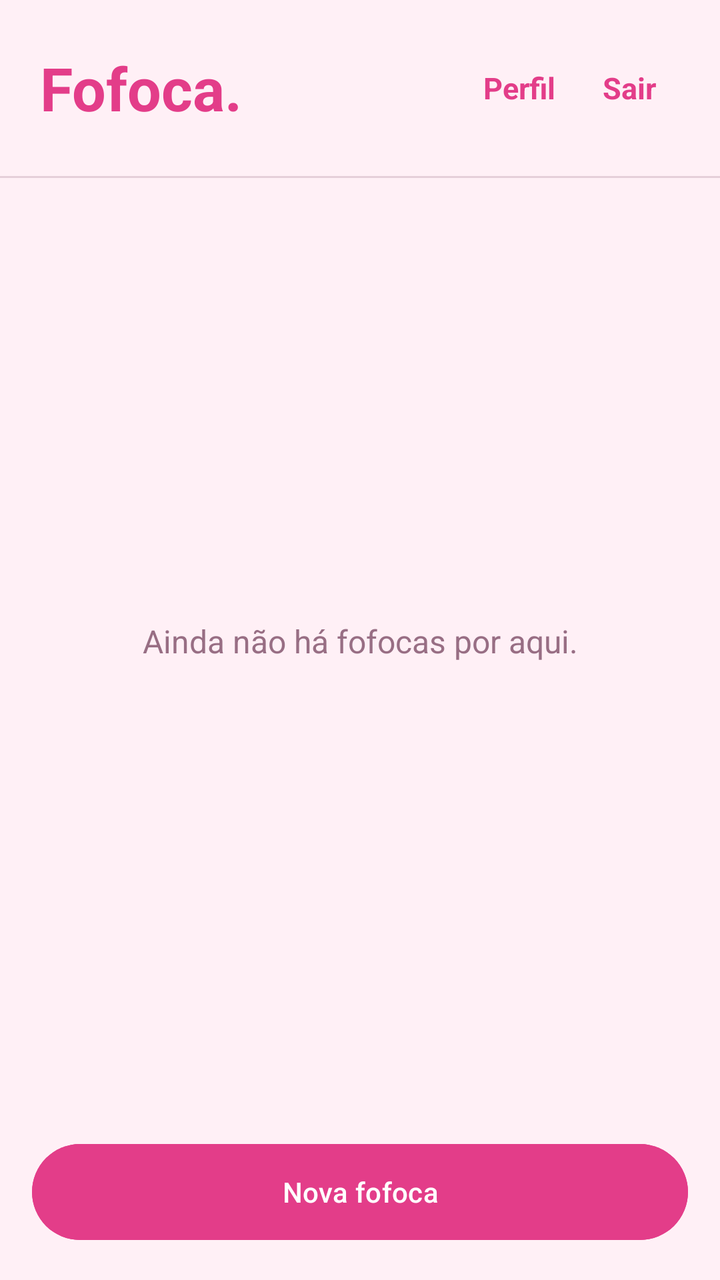
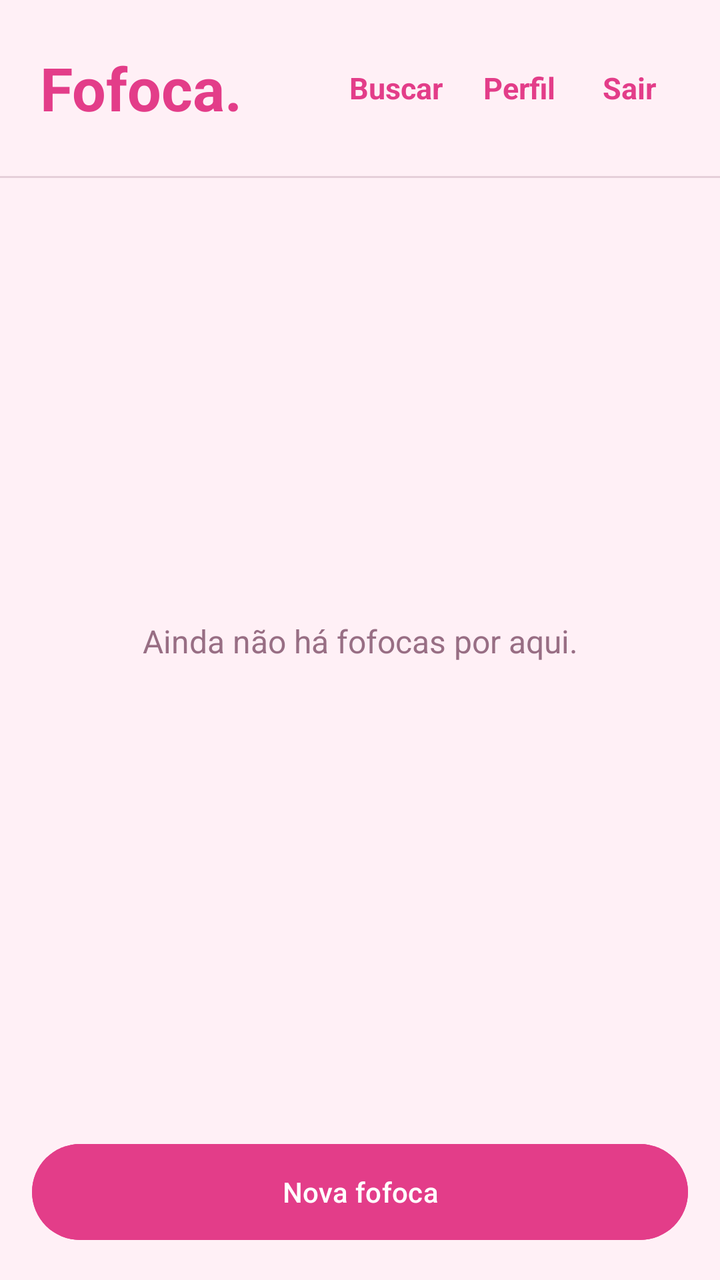

An Android layout rendered at two revisions. The XML below is the earlier revision; the diff shows what the commit changed to produce the second picture.
<!-- AndroidManifest.xml: application theme Theme.Fofoca -->
<!-- res/layout/activity_feed.xml -->
<?xml version="1.0" encoding="utf-8"?>
<LinearLayout
    xmlns:android="http://schemas.android.com/apk/res/android"
    android:id="@+id/main"
    android:layout_width="match_parent"
    android:layout_height="match_parent"
    android:orientation="vertical"
    android:background="@color/fofoca_fundo">

    <LinearLayout
        android:layout_width="match_parent"
        android:layout_height="wrap_content"
        android:orientation="horizontal"
        android:gravity="center_vertical"
        android:padding="20dp">

        <TextView
            android:layout_width="0dp"
            android:layout_height="wrap_content"
            android:layout_weight="1"
            android:text="Fofoca."
            android:textSize="30dp"
            android:textStyle="bold"
            android:textColor="@color/fofoca_rosa"/>

        <TextView
            android:id="@+id/tvPerfil"
            android:layout_width="wrap_content"
            android:layout_height="48dp"
            android:gravity="center"
            android:paddingHorizontal="12dp"
            android:text="Perfil"
            android:textSize="15sp"
            android:textStyle="bold"
            android:textColor="@color/fofoca_rosa"/>

        <TextView
            android:id="@+id/tvSair"
            android:layout_width="wrap_content"
            android:layout_height="48dp"
            android:gravity="center"
            android:paddingHorizontal="12dp"
            android:text="Sair"
            android:textSize="15dp"
            android:textStyle="bold"
            android:textColor="@color/fofoca_rosa"
            android:clickable="true"
            android:focusable="true"/>

    </LinearLayout>

    <View
        android:layout_width="match_parent"
        android:layout_height="1dp"
        android:background="@color/fofoca_secundario"
        android:alpha="0.25"/>

    <FrameLayout
        android:layout_width="match_parent"
        android:layout_height="0dp"
        android:layout_weight="1">

        <androidx.recyclerview.widget.RecyclerView
            android:id="@+id/rvPosts"
            android:layout_width="match_parent"
            android:layout_height="match_parent"
            android:padding="16dp"
            android:clipToPadding="false"/>

        <TextView
            android:id="@+id/tvVazio"
            android:layout_width="match_parent"
            android:layout_height="match_parent"
            android:gravity="center"
            android:padding="24dp"
            android:text="Ainda não há fofocas por aqui."
            android:textSize="16sp"
            android:textColor="@color/fofoca_secundario"/>

    </FrameLayout>

    <Button
        android:id="@+id/btnNovaFofoca"
        android:layout_width="match_parent"
        android:layout_height="56dp"
        android:layout_margin="16dp"
        android:text="Nova fofoca"
        android:textAllCaps="false"
        android:textColor="#FFFFFF"
        android:backgroundTint="@color/fofoca_rosa"/>

</LinearLayout>
<!-- resources referenced by this layout -->
<resources>
  <color name="fofoca_fundo">#FFF0F6</color>
  <color name="fofoca_rosa">#E33D89</color>
  <color name="fofoca_secundario">#986E84</color>
  <style name="Theme.Fofoca" parent="Base.Theme.Fofoca" />
  <style name="Base.Theme.Fofoca" parent="Theme.Material3.DayNight.NoActionBar">
          
          
      </style>
</resources>

<!-- the commit's change to res/layout/activity_feed.xml (unified diff, before → after) -->
@@ -22,6 +22,19 @@
             android:textSize="30dp"
             android:textStyle="bold"
             android:textColor="@color/fofoca_rosa"/>
+
+
+        <TextView
+            android:id="@+id/tvBuscar"
+            android:layout_width="wrap_content"
+            android:layout_height="48dp"
+            android:gravity="center"
+            android:paddingHorizontal="8dp"
+            android:text="Buscar"
+            android:textSize="15sp"
+            android:textStyle="bold"
+            android:textColor="@color/fofoca_rosa"/>
+
 
         <TextView
             android:id="@+id/tvPerfil"
